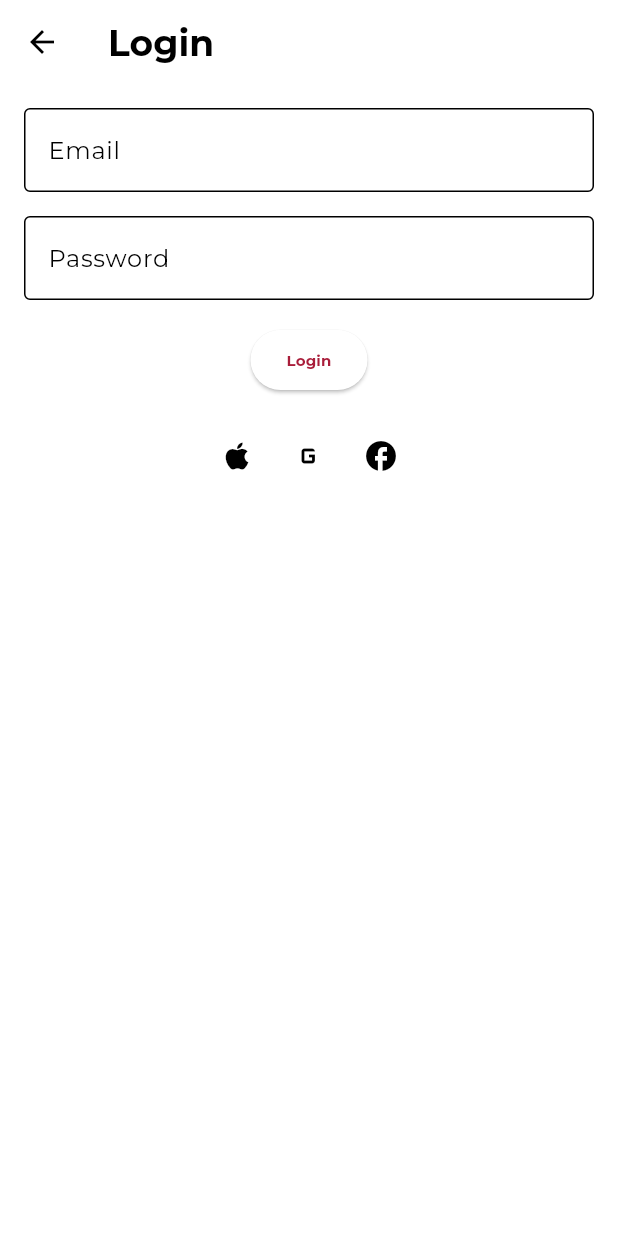
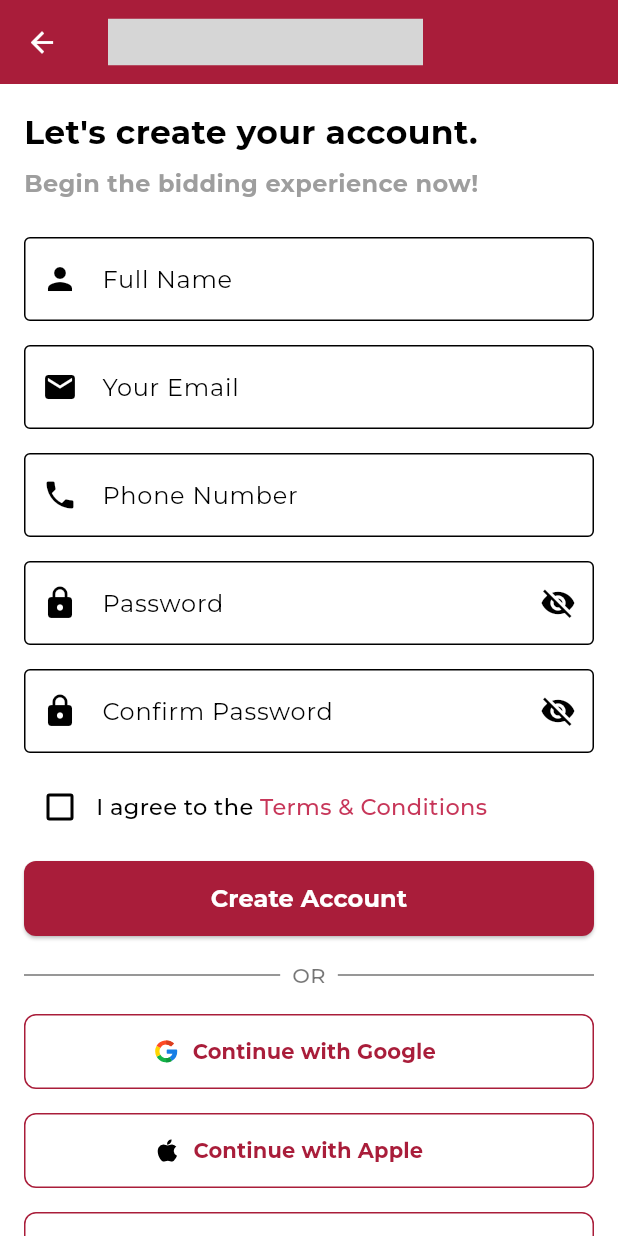
Before and after one commit to AlleTre-E-Commerce-Complex/alletre-flutter, a Flutter app: the LoginPage screen opened directly, on a phone screen of 412 x 824 dp. Run offline on Flutter 3.47's test engine with Material 3 defaults, Android fonts, the phone set to English and light mode, and no system bars; our stand-ins replace carousel_slider, flutter_svg, slide_to_act; grey boxes are pictures that could not be loaded.

Commit message:
login page created, sign up page updated, common widget created for appbar

```diff
--- a/lib/view/screens/login screen/login_page.dart
+++ b/lib/view/screens/login screen/login_page.dart
@@ -1,3 +1,7 @@
+import 'package:alletre_app/view/widgets/common%20widgets/common_appbar.dart';
+import 'package:alletre_app/view/widgets/login%20widgets/login_buttons.dart';
+import 'package:alletre_app/view/widgets/login%20widgets/login_form_fields.dart';
+import 'package:alletre_app/view/widgets/login%20widgets/login_title.dart';
 import 'package:flutter/material.dart';
 
 class LoginPage extends StatelessWidget {
@@ -5,53 +9,26 @@ class LoginPage extends StatelessWidget {
 
   @override
   Widget build(BuildContext context) {
-    return Scaffold(
-      appBar: AppBar(
-        title: const Text('Login'),
-      ),
-      body: Padding(
-        padding: const EdgeInsets.all(16.0),
-        child: Column(
-          children: [
-            const TextField(
-              decoration: InputDecoration(
-                labelText: 'Email',
-                hintText: 'Enter your email',
+    return const Scaffold(
+      body: CustomScrollView(
+        slivers: [
+          CommonAppBar(),
+          SliverToBoxAdapter(
+            child: Padding(
+              padding: EdgeInsets.all(16.0),
+              child: Column(
+                crossAxisAlignment: CrossAxisAlignment.start,
+                children: [
+                  LoginTitle(),
+                  SizedBox(height: 24),
+                  LoginFormFields(),
+                  SizedBox(height: 12),
+                  LoginButtons(),
+                ],
               ),
             ),
-            const SizedBox(height: 16),
-            const TextField(
-              obscureText: true,
-              decoration: InputDecoration(
-                labelText: 'Password',
-                hintText: 'Enter your password',
-              ),
-            ),
-            const SizedBox(height: 16),
-            ElevatedButton(
-              onPressed: () {},
-              child: const Text('Login'),
-            ),
-            const SizedBox(height: 16),
-            Row(
-              mainAxisAlignment: MainAxisAlignment.center,
-              children: [
-                IconButton(
-                  icon: const Icon(Icons.apple),
-                  onPressed: () {},
-                ),
-                IconButton(
-                  icon: const Icon(Icons.g_mobiledata),
-                  onPressed: () {},
-                ),
-                IconButton(
-                  icon: const Icon(Icons.facebook),
-                  onPressed: () {},
-                ),
-              ],
-            ),
-          ],
-        ),
+          ),
+        ],
       ),
     );
   }
--- a/lib/view/screens/signup screen/signup_page.dart
+++ b/lib/view/screens/signup screen/signup_page.dart
@@ -1,35 +1,19 @@
-import 'package:alletre_app/utils/theme/app_theme.dart';
+import 'package:alletre_app/view/widgets/common%20widgets/common_appbar.dart';
 import 'package:alletre_app/view/widgets/signup%20widgets/signup_buttons.dart';
 import 'package:alletre_app/view/widgets/signup%20widgets/signup_form_fields.dart';
 import 'package:alletre_app/view/widgets/signup%20widgets/signup_title.dart';
 import 'package:flutter/material.dart';
-import 'package:flutter_svg/svg.dart';
 
 class SignUpPage extends StatelessWidget {
   const SignUpPage({super.key});
 
   @override
   Widget build(BuildContext context) {
-    return Scaffold(
+    return const Scaffold(
       body: CustomScrollView(
         slivers: [
-          SliverAppBar(
-            pinned: false, // Keeps it off-screen when scrolling down
-            floating: true, // Makes it appear only when scrolling up
-            backgroundColor: primaryColor,
-            leading: IconButton(
-              icon: const Icon(Icons.arrow_back, color: secondaryColor, size: 22),
-              onPressed: () => Navigator.pop(context),
-            ),
-            title: SizedBox(
-              width: 210,
-              height: 31,
-              child: SvgPicture.asset(
-                'assets/images/alletre_header.svg',
-              ),
-            ),
-          ),
-          const SliverToBoxAdapter(
+          CommonAppBar(),
+          SliverToBoxAdapter(
             child: Padding(
               padding: EdgeInsets.all(16.0),
               child: Column(
--- a/lib/view/widgets/signup widgets/signup_appbar.dart
+++ b/lib/view/widgets/common widgets/common_appbar.dart
@@ -2,27 +2,26 @@ import 'package:alletre_app/utils/theme/app_theme.dart';
 import 'package:flutter/material.dart';
 import 'package:flutter_svg/svg.dart';
 
-class SignUpAppBar extends StatelessWidget implements PreferredSizeWidget {
-  const SignUpAppBar({super.key});
+class CommonAppBar extends StatelessWidget {
+  const CommonAppBar({super.key});
 
   @override
   Widget build(BuildContext context) {
-    return AppBar(
+    return SliverAppBar(
+      pinned: false, // Keeps it off-screen when scrolling down
+      floating: true, // Makes it appear only when scrolling up
       backgroundColor: primaryColor,
       leading: IconButton(
-        icon: const Icon(Icons.arrow_back,color: secondaryColor, size: 22),
+        icon: const Icon(Icons.arrow_back, color: secondaryColor, size: 22),
         onPressed: () => Navigator.pop(context),
       ),
       title: SizedBox(
         width: 210,
         height: 31,
         child: SvgPicture.asset(
-          'assets/images/alletre_header.svg'
+          'assets/images/alletre_header.svg',
         ),
       ),
     );
   }
-
-  @override
-  Size get preferredSize => const Size.fromHeight(kToolbarHeight);
 }
--- /dev/null
+++ b/lib/view/widgets/login widgets/login_buttons.dart
@@ -0,0 +1,152 @@
+import 'package:alletre_app/utils/theme/app_theme.dart';
+import 'package:flutter/material.dart';
+import 'package:flutter_svg/flutter_svg.dart';
+
+class LoginButtons extends StatelessWidget {
+  const LoginButtons({super.key});
+
+  @override
+  Widget build(BuildContext context) {
+    return Column(
+      children: [
+        ElevatedButton(
+          style: ElevatedButton.styleFrom(
+            minimumSize: const Size(double.infinity, 50),
+            backgroundColor: primaryColor,
+            shape: RoundedRectangleBorder(
+              borderRadius: BorderRadius.circular(8),
+            ),
+          ),
+          onPressed: () {},
+          child: const Text('Create Account',
+              style: TextStyle(
+                  fontSize: 16,
+                  color: secondaryColor,
+                  fontWeight: FontWeight.w600)),
+        ),
+        const SizedBox(height: 16),
+        Row(
+          children: [
+            Expanded(child: Divider(color: dividerColor)),
+            Padding(
+              padding: const EdgeInsets.symmetric(horizontal: 8.0),
+              child: Text('OR',
+                  style: TextStyle(
+                      color: dividerColor, fontWeight: FontWeight.w500)),
+            ),
+            Expanded(
+              child: Divider(color: dividerColor),
+            ),
+          ],
+        ),
+        const SizedBox(height: 16),
+        OutlinedButton(
+          style: OutlinedButton.styleFrom(
+            minimumSize: const Size(double.infinity, 50),
+            side: const BorderSide(color: primaryColor),
+            padding: const EdgeInsets.only(right: 18),
+            shape: RoundedRectangleBorder(
+              borderRadius: BorderRadius.circular(8),
+            ),
+          ),
+          onPressed: () {},
+          child: Row(
+            mainAxisAlignment: MainAxisAlignment.center,
+            children: [
+              SvgPicture.asset('assets/icons/google_icon.svg',
+                  width: 15, height: 15),
+              const SizedBox(width: 10),
+              const Text(
+                'Continue with Google',
+                style: TextStyle(
+                    color: primaryColor,
+                    fontSize: 14,
+                    fontWeight: FontWeight.w600),
+              ),
+            ],
+          ),
+        ),
+        const SizedBox(height: 16),
+        OutlinedButton(
+          style: OutlinedButton.styleFrom(
+            minimumSize: const Size(double.infinity, 50),
+            side: const BorderSide(color: primaryColor),
+            padding: const EdgeInsets.only(right: 26),
+            shape: RoundedRectangleBorder(
+              borderRadius: BorderRadius.circular(8),
+            ),
+          ),
+          onPressed: () {},
+          child: Row(
+            mainAxisAlignment: MainAxisAlignment.center,
+            children: [
+              SvgPicture.asset('assets/icons/apple_icon.svg',
+                  width: 15, height: 15),
+              const SizedBox(width: 10),
+              const Text(
+                'Continue with Apple',
+                style: TextStyle(
+                    color: primaryColor,
+                    fontSize: 14,
+                    fontWeight: FontWeight.w600),
+              ),
+            ],
+          ),
+        ),
+        const SizedBox(height: 16),
+        OutlinedButton(
+          style: OutlinedButton.styleFrom(
+            minimumSize: const Size(double.infinity, 50),
+            side: const BorderSide(color: primaryColor),
+            shape: RoundedRectangleBorder(
+              borderRadius: BorderRadius.circular(8),
+            ),
+          ),
+          onPressed: () {},
+          child: Row(
+            mainAxisAlignment: MainAxisAlignment.center,
+            children: [
+              SvgPicture.asset('assets/icons/facebook_icon.svg',
+                  width: 15, height: 15),
+              const SizedBox(width: 10),
+              const Text(
+                'Continue with Facebook',
+                style: TextStyle(
+                    color: primaryColor,
+                    fontSize: 14,
+                    fontWeight: FontWeight.w600),
+              ),
+            ],
+          ),
+        ),
+        const SizedBox(height: 16),
+        Row(
+          mainAxisAlignment: MainAxisAlignment.center,
+          children: [
+            const Text(
+              'Already have an account?  ',
+              style: TextStyle(
+                fontSize: 14,
+                color: onSecondaryColor,
+                fontWeight: FontWeight.w500,
+              ),
+            ),
+            GestureDetector(
+              onTap: () {
+                // Handle the tap action for "Login Now"
+              },
+              child: const Text(
+                'Login Now',
+                style: TextStyle(
+                  fontSize: 14,
+                  color: surfaceColor,
+                  fontWeight: FontWeight.w500,
+                ),
+              ),
+            ),
+          ],
+        )
+      ],
+    );
+  }
+}
--- /dev/null
+++ b/lib/view/widgets/login widgets/login_form_fields.dart
@@ -0,0 +1,109 @@
+import 'package:alletre_app/utils/theme/app_theme.dart';
+import 'package:flutter/material.dart';
+
+class LoginFormFields extends StatelessWidget {
+  const LoginFormFields({super.key});
+
+  @override
+  Widget build(BuildContext context) {
+    bool isCheckboxChecked = false; // Track the state within the builder
+
+    return Column(
+      children: [
+        TextFormField(
+          decoration: InputDecoration(
+            prefixIcon: const Icon(Icons.person),
+            labelText: 'Full Name',
+            hintText: 'Enter your name exactly as it appears on your Emirates ID or Passport',
+            border: OutlineInputBorder(
+              borderRadius: BorderRadius.circular(8),
+            ),
+          ),
+        ),
+        const SizedBox(height: 16),
+        TextFormField(
+          decoration: InputDecoration(
+            prefixIcon: const Icon(Icons.email),
+            labelText: 'Your Email',
+            hintText: 'Enter your email',
+            border: OutlineInputBorder(
+              borderRadius: BorderRadius.circular(8),
+            ),
+          ),
+        ),
+        const SizedBox(height: 16),
+        TextFormField(
+          decoration: InputDecoration(
+            prefixIcon: const Icon(Icons.phone),
+            labelText: 'Phone Number',
+            hintText: 'Enter your phone number',
+            border: OutlineInputBorder(
+              borderRadius: BorderRadius.circular(8),
+            ),
+          ),
+        ),
+        const SizedBox(height: 16),
+        TextFormField(
+          obscureText: true,
+          decoration: InputDecoration(
+            prefixIcon: const Icon(Icons.lock),
+            labelText: 'Password',
+            hintText: 'Enter your password',
+            suffixIcon: const Icon(Icons.visibility_off),
+            border: OutlineInputBorder(
+              borderRadius: BorderRadius.circular(8),
+            ),
+          ),
+        ),
+        const SizedBox(height: 16),
+        TextFormField(
+          obscureText: true,
+          decoration: InputDecoration(
+            prefixIcon: const Icon(Icons.lock),
+            labelText: 'Confirm Password',
+            hintText: 'Enter your password again',
+            suffixIcon: const Icon(Icons.visibility_off),
+            border: OutlineInputBorder(
+              borderRadius: BorderRadius.circular(8),
+            ),
+          ),
+        ),
+        const SizedBox(height: 12),
+        StatefulBuilder(
+          builder: (BuildContext context, StateSetter setState) {
+            return Row(
+              children: [
+                Checkbox(
+                  value: isCheckboxChecked,
+                  onChanged: (value) {
+                    setState(() {
+                      isCheckboxChecked = value ?? false;
+                    });
+                  },
+                ),
+                const Text(
+                  'I agree to the ',
+                  style: TextStyle(fontSize: 15, color: onSecondaryColor, fontWeight: FontWeight.w500),
+                ),
+                GestureDetector(
+                  onTap: () {
+                    // Navigate to Terms & Conditions page or perform an action
+                  },
+                  child: const Text(
+                    'Terms & Conditions',
+                    style: TextStyle(
+                      fontSize: 15,
+                      color: surfaceColor,
+                      fontWeight: FontWeight.w500,
+                      decorationColor: surfaceColor,
+                    ),
+                  ),
+                ),
+              ],
+            );
+          },
+        ),
+      ],
+    );
+  }
+}
--- /dev/null
+++ b/lib/view/widgets/login widgets/login_title.dart
@@ -0,0 +1,28 @@
+import 'package:alletre_app/utils/theme/app_theme.dart';
+import 'package:flutter/material.dart';
+
+class LoginTitle extends StatelessWidget {
+  const LoginTitle({super.key});
+
+  @override
+  Widget build(BuildContext context) {
+    return const Column(
+      crossAxisAlignment: CrossAxisAlignment.start,
+      children: [
+        Text(
+          "Let's create your account.",
+          style: TextStyle(
+            fontSize: 22,
+            fontWeight: FontWeight.w600,
+            color: onSecondaryColor
+          ),
+        ),
+        SizedBox(height: 8),
+        Text(
+          "Begin the bidding experience now!",
+          style: TextStyle(fontSize: 16, color: Colors.grey),
+        ),
+      ],
+    );
+  }
+}
```
